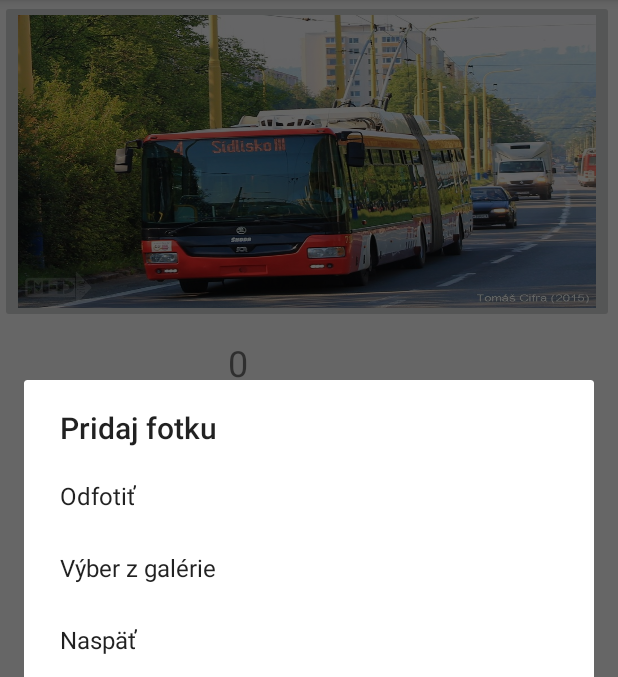
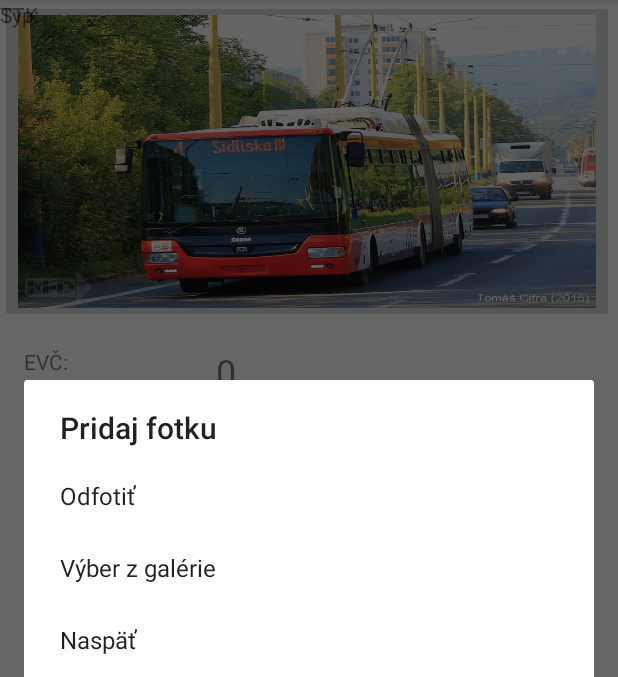
Before and after one commit to wittnerik/EvidenciaMHDapp, an Android app: the InformacieOVozidle screen opened directly, with no data from a screen before it, after a tap on an icon or button, on a phone screen of 412 x 824 dp, the part 84-761 px from its top. Run offline under Robolectric (Android 15) with nearby library versions, the phone set to English and light mode, and no system bars; our stand-ins replace Firebase (no records; nobody signed in at launch, a user with empty details on screens opened directly); 3 statements that could not run were skipped.

Commit message:
malicke zmeny v layoute

```diff
--- a/app/src/main/res/layout/activity_main.xml
+++ b/app/src/main/res/layout/activity_main.xml
@@ -15,7 +15,7 @@
         android:layout_alignParentTop="true"
         android:layout_marginStart="0dp"
         android:layout_marginTop="0dp"
-        app:srcCompat="@drawable/trolejbus" />
+        app:srcCompat="@drawable/t709" />
 
     <TextView
         android:id="@+id/nadpis"
@@ -24,7 +24,7 @@
         android:layout_alignParentTop="true"
         android:layout_centerHorizontal="true"
         android:layout_marginTop="126dp"
-        android:text="Evidencia vozidiel MHD"
+        android:text="EV MHD APP"
         android:textAlignment="textStart"
         android:textAllCaps="true"
         android:textAppearance="@style/TextAppearance.AppCompat.Caption"
--- a/app/src/main/res/layout/informacie_o_vozidle.xml
+++ b/app/src/main/res/layout/informacie_o_vozidle.xml
@@ -11,8 +11,8 @@
         android:id="@+id/ecv"
         android:layout_width="wrap_content"
         android:layout_height="43dp"
-        android:layout_marginStart="152dp"
-        android:layout_marginTop="10dp"
+        android:layout_marginStart="144dp"
+        android:layout_marginTop="16dp"
         android:text="TextView"
         android:textSize="24sp"
         app:layout_constraintStart_toStartOf="parent"
@@ -29,7 +29,7 @@
 
     <EditText
         android:id="@+id/typ"
-        android:layout_width="337dp"
+        android:layout_width="317dp"
         android:layout_height="153dp"
         android:layout_marginStart="16dp"
         android:layout_marginTop="8dp"
@@ -63,10 +63,10 @@
         android:layout_height="48dp"
         android:layout_marginEnd="18dp"
         android:layout_marginBottom="44dp"
+        android:background="@drawable/round_button_red"
+
+        android:gravity="center_vertical|center_horizontal"
         android:text="Delete"
-
-        android:background="@drawable/round_button_red"
-        android:gravity="center_vertical|center_horizontal"
         app:layout_constraintBottom_toBottomOf="parent"
         app:layout_constraintEnd_toEndOf="parent"
         app:layout_constraintStart_toEndOf="@+id/button" />
@@ -85,4 +85,30 @@
         app:layout_constraintStart_toStartOf="parent"
         app:layout_constraintTop_toBottomOf="@+id/typ" />
 
+    <TextView
+        android:id="@+id/textView2"
+        android:layout_width="wrap_content"
+        android:layout_height="wrap_content"
+        android:layout_marginStart="16dp"
+        android:layout_marginTop="231dp"
+        android:text="EVČ:"
+        app:layout_constraintStart_toStartOf="parent"
+        app:layout_constraintTop_toTopOf="parent" />
+
+    <TextView
+        android:id="@+id/textView3"
+        android:layout_width="wrap_content"
+        android:layout_height="wrap_content"
+        android:text="Typ:"
+        tools:layout_editor_absoluteX="16dp"
+        tools:layout_editor_absoluteY="344dp" />
+
+    <TextView
+        android:id="@+id/textView4"
+        android:layout_width="wrap_content"
+        android:layout_height="wrap_content"
+        android:text="STK"
+        tools:layout_editor_absoluteX="16dp"
+        tools:layout_editor_absoluteY="471dp" />
+
 </android.support.constraint.ConstraintLayout>
```
